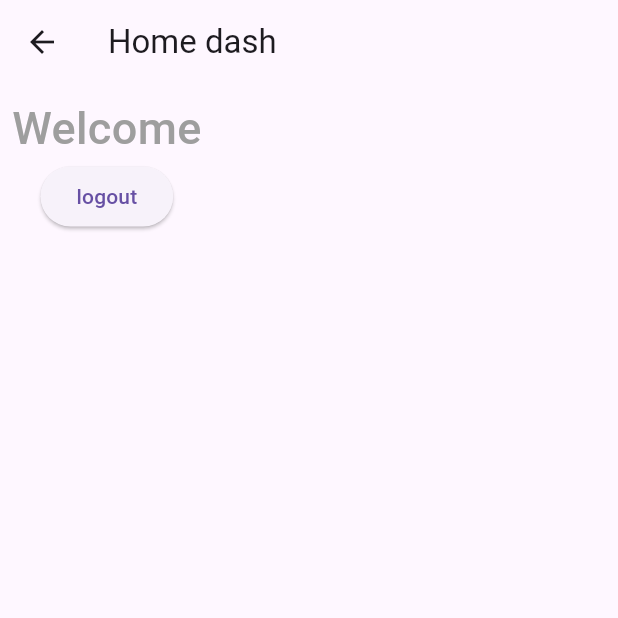
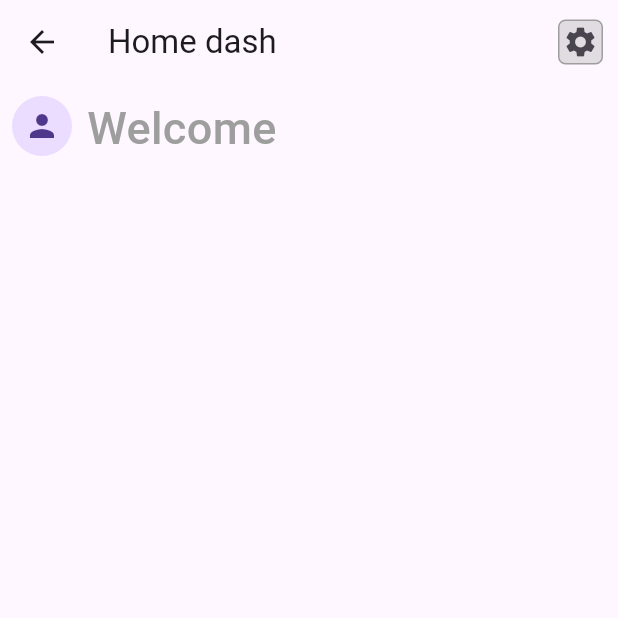
Before and after one commit to felixkamau/maverick_assesment, a Flutter app: the Home screen opened directly, on a phone screen of 412 x 824 dp, the top half of it. Run offline on Flutter 3.47's test engine with Material 3 defaults, Android fonts, the phone set to English and light mode, and no system bars; our stand-ins replace flutter_dotenv, hive, lottie, smooth_page_indicator, supabase_flutter; missing offline and left inert: currency_converter; accounts and stored records are empty.

Commit message:
feat: home screen

```diff
--- a/lib/features/dashboard/home.dart
+++ b/lib/features/dashboard/home.dart
@@ -1,4 +1,5 @@
 import 'package:flutter/material.dart';
+import 'package:hive/hive.dart';
 import 'package:maverick/services/auth_service.dart';
 
 class Home extends StatelessWidget {
@@ -8,12 +9,36 @@ class Home extends StatelessWidget {
   Widget build(BuildContext context) {
     final authService = AuthService();
     return Scaffold(
-      appBar: AppBar(title: Text("Home dash")),
+      appBar: AppBar(
+        title: Text("Home dash"),
+        actions: [
+          Padding(
+            padding: const EdgeInsets.all(10.0),
+            child: Container(
+              width: 30,
+              height: 30,
+              // color: Colors.grey.withOpacity(.3),
+              decoration: BoxDecoration(
+                borderRadius: BorderRadius.circular(5),
+                border: Border.all(width: 1, color: Colors.grey),
+                color: Colors.grey.withOpacity(.3),
+              ),
+              child: Icon(Icons.settings),
+            ),
+          ),
+        ],
+      ),
       body: Padding(
         padding: const EdgeInsets.all(8.0),
         child: SafeArea(
           child: Column(
             children: [
+              //user profile icon
+              Row(
+                crossAxisAlignment: CrossAxisAlignment.start,
+                spacing: 10,
+                children: [
+                  CircleAvatar(child: Icon(Icons.person)),
                   Text(
                     "Welcome",
                     style: TextStyle(
@@ -22,12 +47,9 @@ class Home extends StatelessWidget {
                       color: Colors.grey,
                     ),
                   ),
-
-              ElevatedButton(
-                onPressed: authService.logOut,
-                child: Text("logout"),
+                ],
               ),
-              // Analysis of sacco/group funds
+              //TODO tx/group plots
             ],
           ),
         ),
```
Lines whose indentation alone changed are shown as unchanged.
